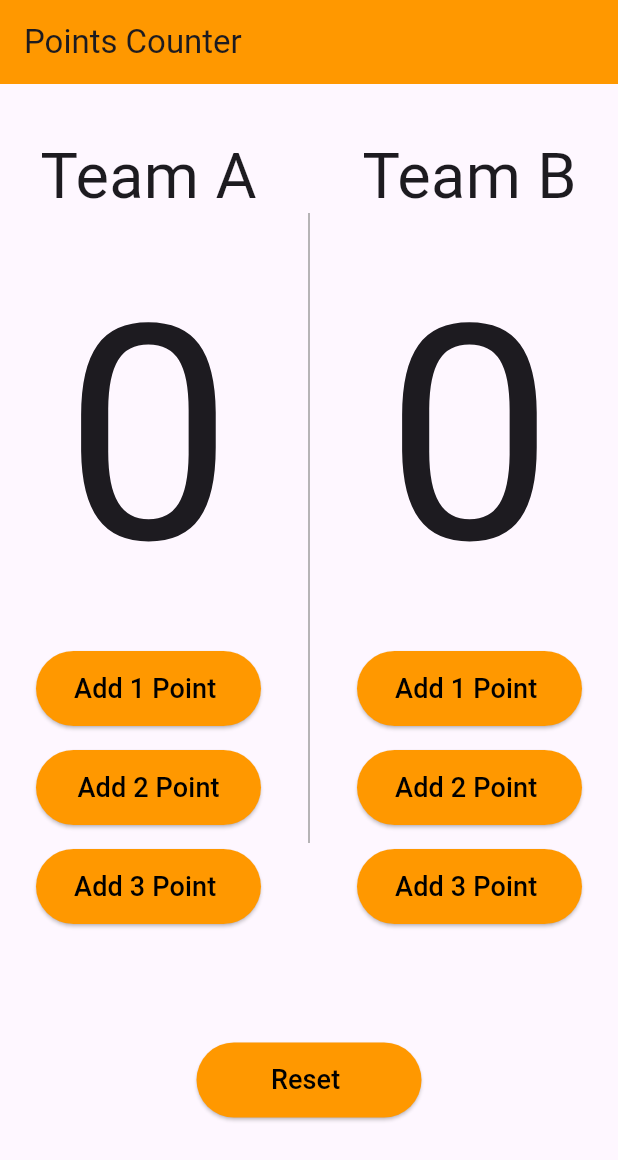
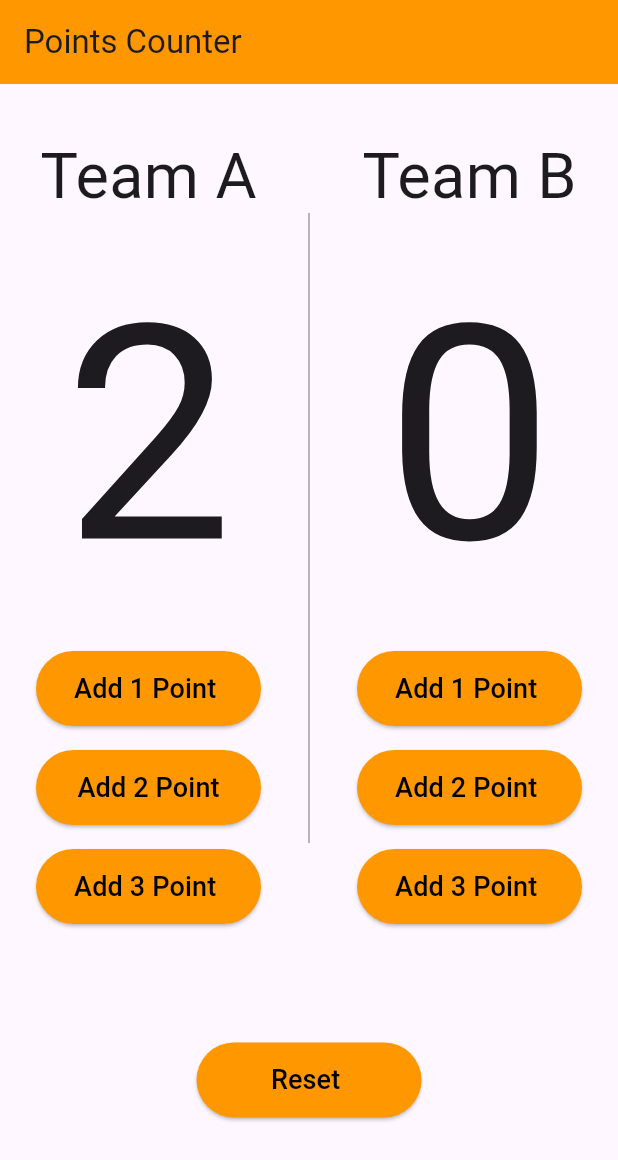
Before and after one commit to mo3tazJ/flutter_basketball_counter_cubit, a Flutter app: the screen it shows after launch, after a tap on "Add 2 Point", on a phone screen of 412 x 824 dp. Shown: the top 1160 px of the screen. Run offline on Flutter 3.47's test engine with Material 3 defaults, Android fonts, the phone set to English and light mode, and no system bars; our stand-ins replace flutter_bloc.

```diff
--- /dev/null
+++ b/lib/cubit/counter_cubit.dart
@@ -0,0 +1,24 @@
+import 'package:basketball_counter_app/cubit/counter_state.dart';
+import 'package:flutter_bloc/flutter_bloc.dart';
+
+class CounterCubit extends Cubit<CounterState> {
+  CounterCubit(super.initialState);
+  int teamAPoints = 0;
+  int teamBPoints = 0;
+
+  void teamIncrement({required String team, required int buttonNumber}) {
+    if (team == 'A') {
+      teamAPoints += buttonNumber;
+      emit(CounterAIncrementState());
+    } else {
+      teamBPoints += buttonNumber;
+      emit(CounterBIncrementState());
+    }
+  }
+
+  void counterReset() {
+    teamAPoints = 0;
+    teamBPoints = 0;
+    emit(CounterResetState());
+  }
+}
--- /dev/null
+++ b/lib/cubit/counter_state.dart
@@ -0,0 +1,7 @@
+class CounterState {}
+
+class CounterAIncrementState extends CounterState {}
+
+class CounterBIncrementState extends CounterState {}
+
+class CounterResetState extends CounterState {}
--- a/lib/main.dart
+++ b/lib/main.dart
@@ -1,4 +1,7 @@
+import 'package:basketball_counter_app/cubit/counter_cubit.dart';
+import 'package:basketball_counter_app/cubit/counter_state.dart';
 import 'package:flutter/material.dart';
+import 'package:flutter_bloc/flutter_bloc.dart';
 
 void main() {
   runApp(const PointsCounter());
@@ -9,9 +12,25 @@ class PointsCounter extends StatelessWidget {
 
   @override
   Widget build(BuildContext context) {
-    return MaterialApp(
+    return BlocProvider(
+      create: (context) => CounterCubit(CounterState()),
+      child: MaterialApp(
         debugShowCheckedModeBanner: false,
-      home: Scaffold(
+        home: HomePage(),
+      ),
+    );
+  }
+}
+
+class HomePage extends StatelessWidget {
+  // ignore: prefer_const_constructors_in_immutables
+  HomePage({super.key});
+
+  @override
+  Widget build(BuildContext context) {
+    return BlocConsumer<CounterCubit, CounterState>(
+      builder: (context, state) {
+        return Scaffold(
           appBar: AppBar(
             backgroundColor: Colors.orange,
             title: const Text('Points Counter'),
@@ -32,9 +51,9 @@ class PointsCounter extends StatelessWidget {
                           fontSize: 42,
                         ),
                       ),
-                    const Text(
-                      '0',
-                      style: TextStyle(
+                      Text(
+                        '${BlocProvider.of<CounterCubit>(context).teamAPoints}',
+                        style: const TextStyle(
                           fontSize: 200,
                         ),
                       ),
@@ -44,7 +63,10 @@ class PointsCounter extends StatelessWidget {
                           backgroundColor: Colors.orange,
                           minimumSize: const Size(150, 50),
                         ),
-                      onPressed: () {},
+                        onPressed: () {
+                          BlocProvider.of<CounterCubit>(context)
+                              .teamIncrement(team: "A", buttonNumber: 1);
+                        },
                         child: const Text(
                           'Add 1 Point ',
                           style: TextStyle(
@@ -61,7 +83,10 @@ class PointsCounter extends StatelessWidget {
                           backgroundColor: Colors.orange,
                           minimumSize: const Size(150, 50),
                         ),
-                      onPressed: () {},
+                        onPressed: () {
+                          BlocProvider.of<CounterCubit>(context)
+                              .teamIncrement(team: "A", buttonNumber: 2);
+                        },
                         child: const Text(
                           'Add 2 Point',
                           style: TextStyle(
@@ -78,7 +103,10 @@ class PointsCounter extends StatelessWidget {
                           backgroundColor: Colors.orange,
                           minimumSize: const Size(150, 50),
                         ),
-                      onPressed: () {},
+                        onPressed: () {
+                          BlocProvider.of<CounterCubit>(context)
+                              .teamIncrement(team: "A", buttonNumber: 3);
+                        },
                         child: const Text(
                           'Add 3 Point ',
                           style: TextStyle(
@@ -104,9 +132,9 @@ class PointsCounter extends StatelessWidget {
                           fontSize: 42,
                         ),
                       ),
-                    const Text(
-                      '0',
-                      style: TextStyle(
+                      Text(
+                        '${BlocProvider.of<CounterCubit>(context).teamBPoints}',
+                        style: const TextStyle(
                           fontSize: 200,
                         ),
                       ),
@@ -116,7 +144,10 @@ class PointsCounter extends StatelessWidget {
                           backgroundColor: Colors.orange,
                           minimumSize: const Size(150, 50),
                         ),
-                      onPressed: () {},
+                        onPressed: () {
+                          BlocProvider.of<CounterCubit>(context)
+                              .teamIncrement(team: "B", buttonNumber: 1);
+                        },
                         child: const Text(
                           'Add 1 Point ',
                           style: TextStyle(
@@ -133,7 +164,10 @@ class PointsCounter extends StatelessWidget {
                           backgroundColor: Colors.orange,
                           minimumSize: const Size(150, 50),
                         ),
-                      onPressed: () {},
+                        onPressed: () {
+                          BlocProvider.of<CounterCubit>(context)
+                              .teamIncrement(team: "B", buttonNumber: 2);
+                        },
                         child: const Text(
                           'Add 2 Point ',
                           style: TextStyle(
@@ -150,7 +184,10 @@ class PointsCounter extends StatelessWidget {
                           backgroundColor: Colors.orange,
                           minimumSize: const Size(150, 50),
                         ),
-                      onPressed: () {},
+                        onPressed: () {
+                          BlocProvider.of<CounterCubit>(context)
+                              .teamIncrement(team: "B", buttonNumber: 3);
+                        },
                         child: const Text(
                           'Add 3 Point ',
                           style: TextStyle(
@@ -170,7 +207,9 @@ class PointsCounter extends StatelessWidget {
                   backgroundColor: Colors.orange,
                   minimumSize: const Size(150, 50),
                 ),
-              onPressed: () {},
+                onPressed: () {
+                  BlocProvider.of<CounterCubit>(context).counterReset();
+                },
                 child: const Text(
                   'Reset ',
                   style: TextStyle(
@@ -182,7 +221,9 @@ class PointsCounter extends StatelessWidget {
               const Spacer(),
             ],
           ),
-      ),
+        );
+      },
+      listener: (context, state) {},
     );
   }
 }
```
Lines whose indentation alone changed are shown as unchanged.
